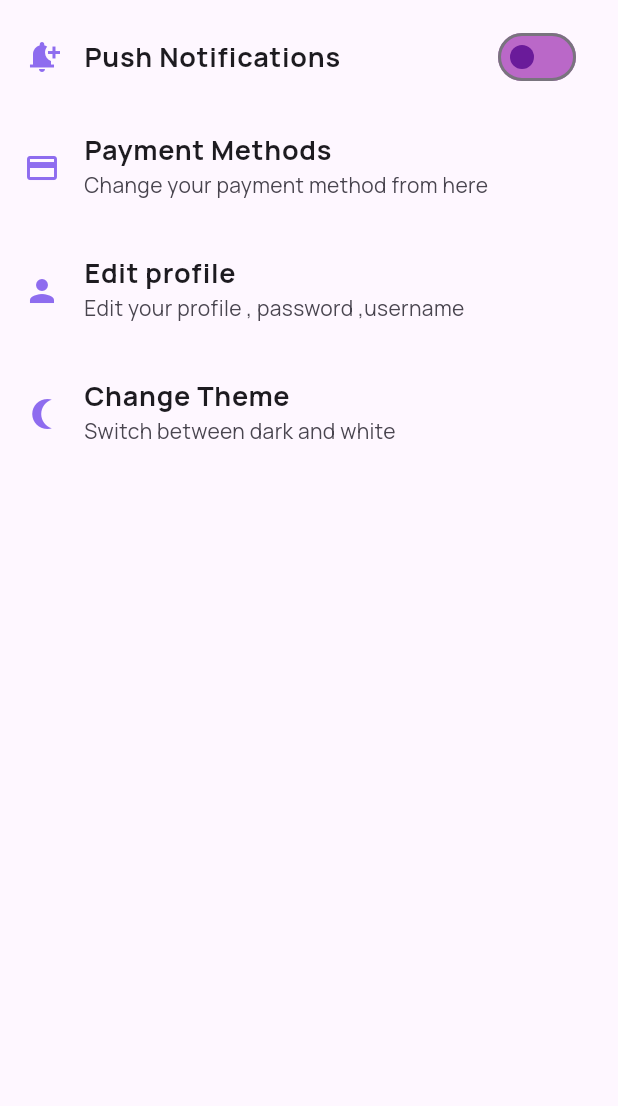
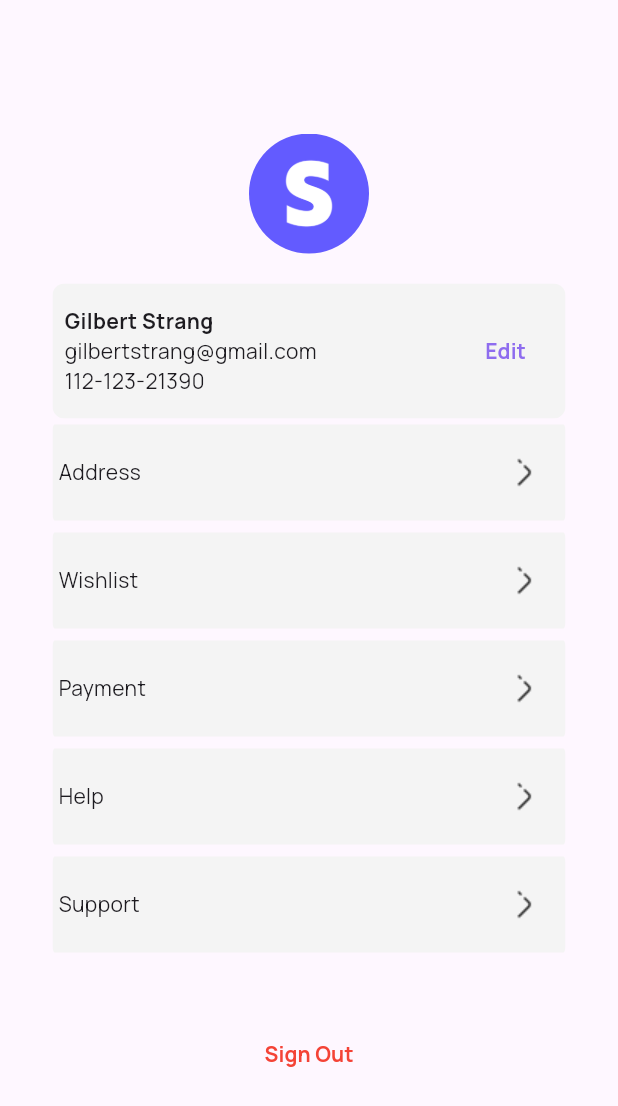
Before and after one commit to Bodeayman/EcomFlutter, a Flutter app: the Settings screen opened directly, on a phone screen of 412 x 824 dp. Shown: the top 1106 px of the screen. Run offline on Flutter 3.47's test engine with Material 3 defaults, Android fonts, the phone set to English and light mode, and no system bars; our stand-ins replace bloc, dartz, dio, flutter_bloc, font_awesome_flutter, go_router and 5 more; missing offline and left inert: dart:ffi; accounts and stored records are empty; network calls fail.

Commit message:
Added the settings page and added some configurations to it , it will need more adjustments

```diff
--- a/lib/constants/sizes.dart
+++ b/lib/constants/sizes.dart
@@ -4,3 +4,5 @@ double kBorderSize = 4;
 double kTitleHeight = 32;
 double kCatImageSize = 56;
 double kNormalFontSize = 12;
+double kPageViewWidth = 342;
+double kSettingsTile = 8;
--- a/lib/pages/Home/home_view.dart
+++ b/lib/pages/Home/home_view.dart
@@ -61,16 +61,18 @@ class _HomeState extends State<Home> {
         ),
         child: ClipRRect(
           borderRadius: BorderRadius.circular(20),
+          child: Padding(
+            padding: const EdgeInsets.all(5.0),
             child: Material(
               color: Colors.white, // or your desired background color
               elevation: 0, // Zero elevation to remove any shadow
               child: BottomNavigationBar(
-              selectedItemColor: appbarSec, // Selected item color
-              unselectedItemColor:
-                  Colors.grey.shade600, // Unselected item color
-              showUnselectedLabels: true, // Show labels for all items
+                selectedItemColor: appbarSec,
+
+                unselectedItemColor: Colors.grey.shade600, //
+                showUnselectedLabels: false, // Show labels for all items
                 type: BottomNavigationBarType.fixed, // Prevents shifting
-              selectedFontSize: 14, // Larger text
+                selectedFontSize: 0, // Larger text
                 elevation: 0, // No shadow here
                 unselectedFontSize: 12, // Slightly smaller unselected text
                 currentIndex: current_index,
@@ -84,24 +86,29 @@ class _HomeState extends State<Home> {
                     curve: Curves.easeInOut,
                   );
                 },
+
                 items: [
                   BottomNavigationBarItem(
                     icon: Image.asset("assets/homePageButton.png"),
-                  label: "Home",
+                    label: "*",
                   ),
                   BottomNavigationBarItem(
                     icon: Image.asset("assets/notificationsButton.png"),
-                  label: "Cart",
+                    label: "*",
                   ),
                   BottomNavigationBarItem(
                     icon: Image.asset("assets/ordersButton.png"),
-                  label: "Orders",
+                    label: "*",
                   ),
                   BottomNavigationBarItem(
-                  icon: Image.asset("assets/profileButton.png"),
-                  label: "Settings",
+                    icon: Image.asset(
+                      "assets/profileButton.png",
+                      color: Colors.grey,
+                    ),
+                    label: "*",
                   ),
                 ],
+              ),
             ),
           ),
         ),
--- /dev/null
+++ b/lib/pages/MainPages/Widgets/profile_details_tile.dart
@@ -0,0 +1,53 @@
+import 'package:ecomflutter/constants/colors.dart';
+import 'package:flutter/material.dart';
+
+class ProfileDetailsTile extends StatelessWidget {
+  const ProfileDetailsTile({super.key});
+
+  @override
+  Widget build(BuildContext context) {
+    return ClipRRect(
+      borderRadius: BorderRadius.circular(8),
+      child: Container(
+        decoration: BoxDecoration(color: kTextForm),
+        height: 90,
+        width: 342,
+        child: Padding(
+          padding: const EdgeInsets.all(8.0),
+          child: Row(
+            mainAxisAlignment: MainAxisAlignment.spaceBetween,
+            children: [
+              Column(
+                mainAxisAlignment: MainAxisAlignment.center,
+                crossAxisAlignment: CrossAxisAlignment.start,
+                children: [
+                  Text(
+                    "Gilbert Strang",
+                    style: TextStyle(fontWeight: FontWeight.bold),
+                  ),
+                  Text("gilbertstrang@gmail.com"),
+                  Text("112-123-21390"),
+                ],
+              ),
+              Column(
+                mainAxisAlignment: MainAxisAlignment.center,
+                children: [
+                  TextButton(
+                    child: Text(
+                      "Edit",
+                      style: TextStyle(
+                        color: appbarSec,
+                        fontWeight: FontWeight.bold,
+                      ),
+                    ),
+                    onPressed: () {},
+                  ),
+                ],
+              ),
+            ],
+          ),
+        ),
+      ),
+    );
+  }
+}
--- a/lib/pages/MainPages/products.dart
+++ b/lib/pages/MainPages/products.dart
@@ -18,8 +18,11 @@ class ProductsPage extends StatelessWidget {
   ];
   @override
   Widget build(BuildContext context) {
-    return Column(
+    return SizedBox(
+      width: 342,
+      child: Column(
         children: [
+          SizedBox(height: 40, child: TextField()),
           SizedBox(
             height: 80,
             child: ListView.builder(
@@ -99,7 +102,8 @@ class ProductsPage extends StatelessWidget {
                                         child,
                                         loadingProgress,
                                       ) {
-                                      if (loadingProgress == null) return child;
+                                        if (loadingProgress == null)
+                                          return child;
                                         return Shimmer.fromColors(
                                           baseColor: Colors.grey[300]!,
                                           highlightColor: Colors.white,
@@ -157,6 +161,7 @@ class ProductsPage extends StatelessWidget {
             ),
           ),
         ],
+      ),
     );
   }
 }
--- a/lib/pages/MainPages/settings.dart
+++ b/lib/pages/MainPages/settings.dart
@@ -1,7 +1,10 @@
 import 'package:ecomflutter/constants/colors.dart';
+import 'package:ecomflutter/constants/sizes.dart';
+import 'package:ecomflutter/pages/MainPages/Widgets/profile_details_tile.dart';
 import 'package:ecomflutter/pages/MainPages/Widgets/settings_list_tile.dart';
 import 'package:ecomflutter/pages/MainPages/Widgets/switch_tile.dart';
 import 'package:flutter/material.dart';
+import 'package:go_router/go_router.dart';
 
 class Settings extends StatefulWidget {
   const Settings({super.key});
@@ -11,36 +14,76 @@ class Settings extends StatefulWidget {
 }
 
 class _SettingsState extends State<Settings> {
+  List<String> settingsOptions = [
+    "Address",
+    "Wishlist",
+    "Payment",
+    "Help",
+    "Support",
+  ];
   @override
   Widget build(BuildContext context) {
     return Scaffold(
-      body: SingleChildScrollView(
+      body: SizedBox(
+        width: double.infinity,
         child: Column(
+          crossAxisAlignment: CrossAxisAlignment.center,
           children: [
-            SizedBox(height: 10),
-            SwitchTile(),
-            SizedBox(height: 10),
-            SettingsListTile(
-              subtitle: "Change your payment method from here",
-              title: "Payment Methods",
-              icon: Icon(Icons.credit_card, color: appbarSec),
-              onTap: () {},
+            const SizedBox(height: 89),
+            ClipRRect(
+              borderRadius: BorderRadius.circular(100),
+              child: SizedBox(
+                height: 80,
+                width: 80,
+                child: Image.asset("assets/img/stripe.png"),
+              ),
             ),
-
-            SizedBox(height: 10),
-            SettingsListTile(
-              subtitle: "Edit your profile , password ,username",
-              title: "Edit profile",
-              icon: Icon(Icons.person, color: appbarSec),
-              onTap: () {},
+            const SizedBox(height: 20),
+            ProfileDetailsTile(),
+            SizedBox(
+              height: 400,
+              width: 342,
+              child: ListView.builder(
+                scrollDirection: Axis.vertical,
+                itemCount: settingsOptions.length,
+                itemBuilder: (context, index) {
+                  return ClipRRect(
+                    borderRadius: BorderRadius.circular(kSettingsTile),
+                    child: Container(
+                      margin: EdgeInsets.symmetric(vertical: 4),
+                      decoration: BoxDecoration(color: kTextForm),
+                      child: Padding(
+                        padding: const EdgeInsets.symmetric(
+                          vertical: 8.0,
+                          horizontal: 4,
+                        ),
+                        child: Row(
+                          mainAxisAlignment: MainAxisAlignment.spaceBetween,
+                          children: [
+                            Text(settingsOptions[index]),
+                            IconButton(
+                              icon: Image.asset("assets/arrowright2.png"),
+                              onPressed: () {},
+                            ),
+                          ],
+                        ),
+                      ),
+                    ),
+                  );
+                },
+              ),
             ),
-            SizedBox(height: 10),
-
-            SettingsListTile(
-              subtitle: "Switch between dark and white",
-              title: "Change Theme",
-              icon: Icon(Icons.nightlight_round_sharp, color: appbarSec),
-              onTap: () {},
+            TextButton(
+              child: Text(
+                "Sign Out",
+                style: TextStyle(
+                  color: Colors.red,
+                  fontWeight: FontWeight.bold,
+                ),
+              ),
+              onPressed: () {
+                (context).pushReplacement('/initial');
+              },
             ),
           ],
         ),
--- a/lib/routers.dart
+++ b/lib/routers.dart
@@ -14,5 +14,5 @@ final GoRouter router = GoRouter(
       builder: (context, state) => CreateNewAccountView(),
     ),
   ],
-  initialLocation: "/initialE",
+  initialLocation: "/",
 );
--- a/pubspec.yaml
+++ b/pubspec.yaml
@@ -62,3 +62,4 @@ flutter:
   uses-material-design: true
   assets:
     - assets/
+    - assets/img/
```
Also changed, not shown: assets/arrowright2.png (added). Lines whose indentation alone changed are shown as unchanged.
